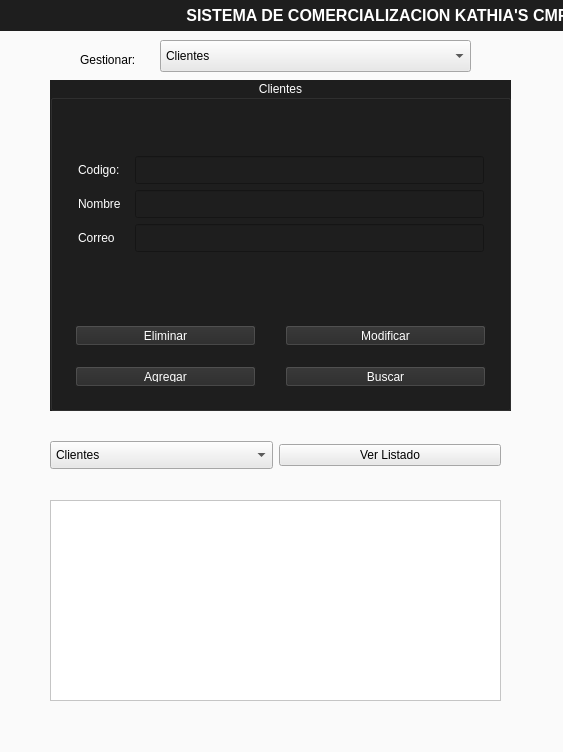
Kaouruk/Comercio-Electronico, file mainwindow.ui: the form before one commit.
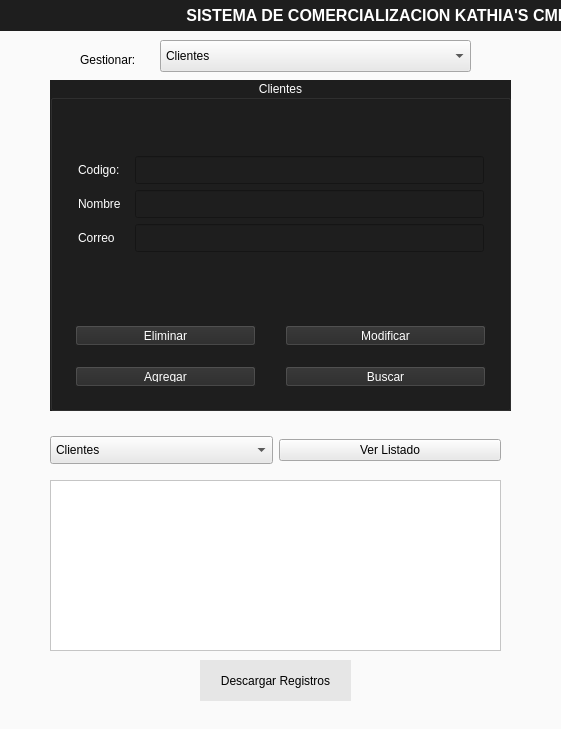
The form after the commit.

Commit message: Funcionalidad de descargar reporte

```diff
--- a/mainwindow.ui
+++ b/mainwindow.ui
@@ -6,8 +6,8 @@
    <rect>
     <x>0</x>
     <y>0</y>
-    <width>563</width>
-    <height>752</height>
+    <width>561</width>
+    <height>729</height>
    </rect>
   </property>
   <property name="windowTitle">
@@ -98,9 +98,9 @@
     <property name="geometry">
      <rect>
       <x>50</x>
-      <y>500</y>
+      <y>480</y>
       <width>451</width>
-      <height>201</height>
+      <height>171</height>
      </rect>
     </property>
     <property name="styleSheet">
@@ -292,7 +292,7 @@
       <x>50</x>
       <y>430</y>
       <width>451</width>
-      <height>51</height>
+      <height>41</height>
      </rect>
     </property>
     <layout class="QHBoxLayout" name="horizontalLayout">
@@ -704,6 +704,24 @@
      </layout>
     </widget>
    </widget>
+   <widget class="QPushButton" name="btnDescargarRegistros">
+    <property name="geometry">
+     <rect>
+      <x>200</x>
+      <y>660</y>
+      <width>151</width>
+      <height>41</height>
+     </rect>
+    </property>
+    <property name="styleSheet">
+     <string notr="true">background-color:rgb(230, 230, 230);
+color:black;
+border: 1px gray solid;</string>
+    </property>
+    <property name="text">
+     <string>Descargar Registros</string>
+    </property>
+   </widget>
   </widget>
   <widget class="QStatusBar" name="statusbar"/>
  </widget>
```
Left out of the diff: 5 changed lines with no effect on the pictures. The commit also changes 140 other files.
